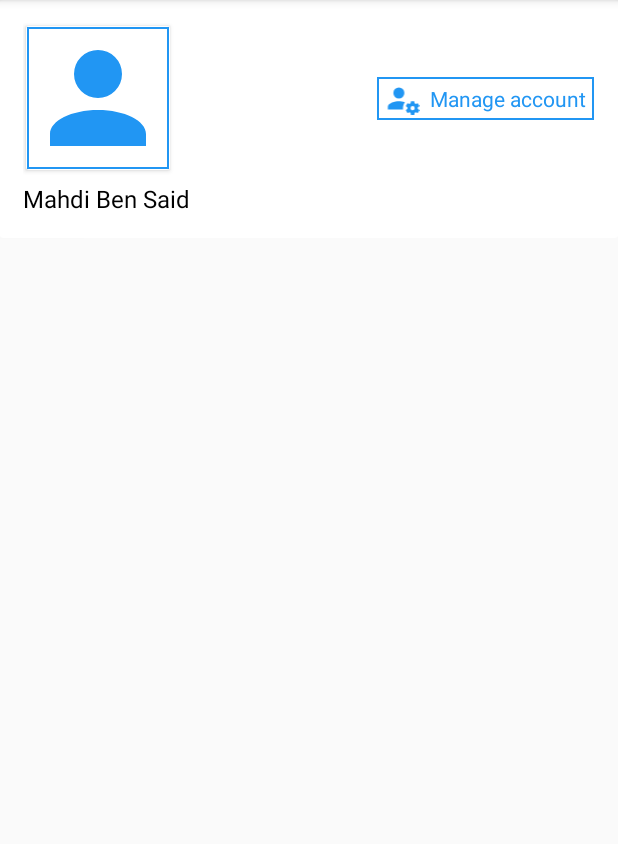
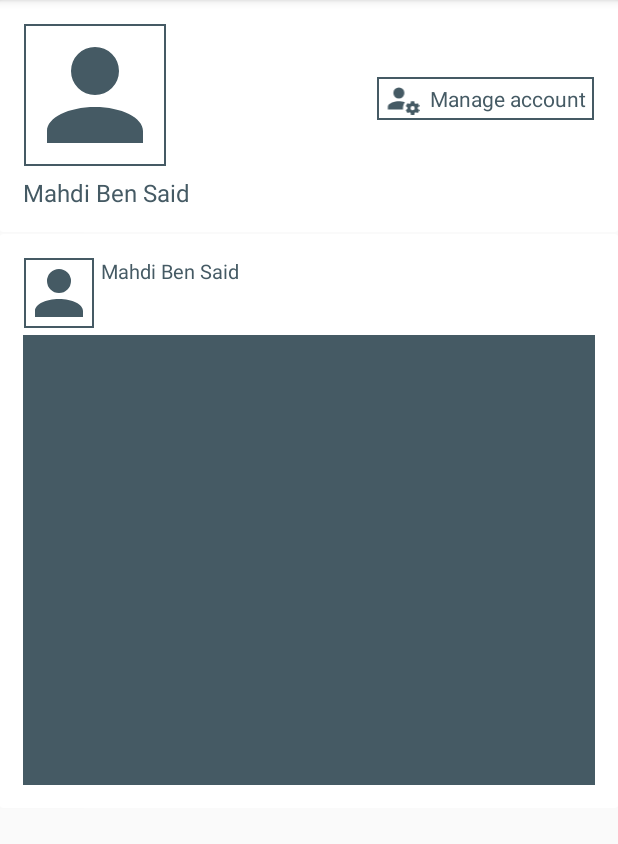
Before and after one commit to projectacuity/projectacuity, an Android app: the fragment ProfileFragment shown on its own in the app's theme, on a phone screen of 412 x 824 dp, the part 84-928 px from its top. Run offline under Robolectric (Android 15) with nearby library versions, the phone set to English and light mode, and no system bars.

Commit message:
some changes

```diff
--- a/app/src/main/res/drawable/account_default.xml
+++ b/app/src/main/res/drawable/account_default.xml
@@ -4,5 +4,5 @@
     android:width="96dp"
     android:viewportWidth="24"
     android:viewportHeight="24">
-    <path android:fillColor="#2196F3" android:pathData="M12,4A4,4 0 0,1 16,8A4,4 0 0,1 12,12A4,4 0 0,1 8,8A4,4 0 0,1 12,4M12,14C16.42,14 20,15.79 20,18V20H4V18C4,15.79 7.58,14 12,14Z" />
+    <path android:fillColor="@color/colorGray" android:pathData="M12,4A4,4 0 0,1 16,8A4,4 0 0,1 12,12A4,4 0 0,1 8,8A4,4 0 0,1 12,4M12,14C16.42,14 20,15.79 20,18V20H4V18C4,15.79 7.58,14 12,14Z" />
 </vector>
--- a/app/src/main/res/drawable/container.xml
+++ b/app/src/main/res/drawable/container.xml
@@ -8,7 +8,7 @@
         <shape android:shape="rectangle" >
             <stroke
                 android:width="1dp"
-                android:color="@color/colorPrimary" />
+                android:color="@color/colorGray" />
         </shape>
     </item>
 
--- /dev/null
+++ b/app/src/main/res/drawable/follow.xml
@@ -0,0 +1,9 @@
+<vector xmlns:android="http://schemas.android.com/apk/res/android"
+        android:width="24dp"
+        android:height="24dp"
+        android:viewportWidth="24.0"
+        android:viewportHeight="24.0">
+    <path
+        android:fillColor="@color/colorGray"
+        android:pathData="M12,17.27L18.18,21l-1.64,-7.03L22,9.24l-7.19,-0.61L12,2 9.19,8.63 2,9.24l5.46,4.73L5.82,21z"/>
+</vector>
--- a/app/src/main/res/drawable/manage_account.xml
+++ b/app/src/main/res/drawable/manage_account.xml
@@ -3,5 +3,5 @@
     android:width="24dp"
     android:viewportWidth="24"
     android:viewportHeight="24">
-    <path android:fillColor="#2196F3" android:pathData="M9,4A4,4 0 0,0 5,8A4,4 0 0,0 9,12A4,4 0 0,0 13,8A4,4 0 0,0 9,4M9,14C6.33,14 1,15.33 1,18V20H12.08C12.03,19.67 12,19.34 12,19C12,17.5 12.5,16 13.41,14.8C11.88,14.28 10.18,14 9,14M18,14C17.87,14 17.76,14.09 17.74,14.21L17.55,15.53C17.25,15.66 16.96,15.82 16.7,16L15.46,15.5C15.35,15.5 15.22,15.5 15.15,15.63L14.15,17.36C14.09,17.47 14.11,17.6 14.21,17.68L15.27,18.5C15.25,18.67 15.24,18.83 15.24,19C15.24,19.17 15.25,19.33 15.27,19.5L14.21,20.32C14.12,20.4 14.09,20.53 14.15,20.64L15.15,22.37C15.21,22.5 15.34,22.5 15.46,22.5L16.7,22C16.96,22.18 17.24,22.35 17.55,22.47L17.74,23.79C17.76,23.91 17.86,24 18,24H20C20.11,24 20.22,23.91 20.24,23.79L20.43,22.47C20.73,22.34 21,22.18 21.27,22L22.5,22.5C22.63,22.5 22.76,22.5 22.83,22.37L23.83,20.64C23.89,20.53 23.86,20.4 23.77,20.32L22.7,19.5C22.72,19.33 22.74,19.17 22.74,19C22.74,18.83 22.73,18.67 22.7,18.5L23.76,17.68C23.85,17.6 23.88,17.47 23.82,17.36L22.82,15.63C22.76,15.5 22.63,15.5 22.5,15.5L21.27,16C21,15.82 20.73,15.65 20.42,15.53L20.23,14.21C20.22,14.09 20.11,14 20,14M19,17.5A1.5,1.5 0 0,1 20.5,19A1.5,1.5 0 0,1 19,20.5C18.16,20.5 17.5,19.83 17.5,19A1.5,1.5 0 0,1 19,17.5Z" />
+    <path android:fillColor="@color/colorGray" android:pathData="M9,4A4,4 0 0,0 5,8A4,4 0 0,0 9,12A4,4 0 0,0 13,8A4,4 0 0,0 9,4M9,14C6.33,14 1,15.33 1,18V20H12.08C12.03,19.67 12,19.34 12,19C12,17.5 12.5,16 13.41,14.8C11.88,14.28 10.18,14 9,14M18,14C17.87,14 17.76,14.09 17.74,14.21L17.55,15.53C17.25,15.66 16.96,15.82 16.7,16L15.46,15.5C15.35,15.5 15.22,15.5 15.15,15.63L14.15,17.36C14.09,17.47 14.11,17.6 14.21,17.68L15.27,18.5C15.25,18.67 15.24,18.83 15.24,19C15.24,19.17 15.25,19.33 15.27,19.5L14.21,20.32C14.12,20.4 14.09,20.53 14.15,20.64L15.15,22.37C15.21,22.5 15.34,22.5 15.46,22.5L16.7,22C16.96,22.18 17.24,22.35 17.55,22.47L17.74,23.79C17.76,23.91 17.86,24 18,24H20C20.11,24 20.22,23.91 20.24,23.79L20.43,22.47C20.73,22.34 21,22.18 21.27,22L22.5,22.5C22.63,22.5 22.76,22.5 22.83,22.37L23.83,20.64C23.89,20.53 23.86,20.4 23.77,20.32L22.7,19.5C22.72,19.33 22.74,19.17 22.74,19C22.74,18.83 22.73,18.67 22.7,18.5L23.76,17.68C23.85,17.6 23.88,17.47 23.82,17.36L22.82,15.63C22.76,15.5 22.63,15.5 22.5,15.5L21.27,16C21,15.82 20.73,15.65 20.42,15.53L20.23,14.21C20.22,14.09 20.11,14 20,14M19,17.5A1.5,1.5 0 0,1 20.5,19A1.5,1.5 0 0,1 19,20.5C18.16,20.5 17.5,19.83 17.5,19A1.5,1.5 0 0,1 19,17.5Z" />
 </vector>
--- a/app/src/main/res/layout/fragment_profile.xml
+++ b/app/src/main/res/layout/fragment_profile.xml
@@ -5,86 +5,16 @@
     xmlns:app="http://schemas.android.com/apk/res-auto"
     tools:context="com.example.mahdi.acuity.ProfileFragment">
 
+    <ScrollView
+        android:layout_width="match_parent"
+        android:layout_height="wrap_content">
     <LinearLayout
         android:layout_width="match_parent"
         android:layout_height="wrap_content"
         android:orientation="vertical">
+        <include layout="@layout/profile_header"></include>
 
-        <android.support.v7.widget.CardView
-            android:layout_width="match_parent"
-            android:layout_height="wrap_content"
-            app:cardElevation="1dp"
-            android:layout_marginBottom="1dp"
-            android:layout_gravity="center">
-            <LinearLayout
-                android:layout_width="match_parent"
-                android:layout_height="wrap_content"
-                android:orientation="horizontal"
-                android:padding="15dp"
-                >
-        <LinearLayout
-            android:layout_width="wrap_content"
-            android:layout_height="wrap_content"
-            android:orientation="vertical">
-
-            <android.support.v7.widget.CardView
-                android:layout_width="96dp"
-                android:layout_height="96dp"
-                android:elevation="2dp"
-                android:layout_margin="2dp"
-                android:id="@+id/view2"
-                android:layout_centerHorizontal="true"
-                android:innerRadius="0dp"
-                android:shape="rectangle">
-            <LinearLayout
-                android:layout_width="wrap_content"
-                android:layout_height="wrap_content"
-                android:background="@drawable/container">
-                <ImageView
-                    android:layout_width="wrap_content"
-                    android:layout_height="wrap_content"
-                    android:src="@drawable/account_default"/>
-            </LinearLayout>
-            </android.support.v7.widget.CardView>
-            <TextView
-                android:layout_marginTop="6dp"
-                android:layout_width="wrap_content"
-                android:layout_height="wrap_content"
-                android:layout_gravity="center"
-                android:text="Mahdi Ben Said"
-                android:textColor="@android:color/black"
-                android:textSize="16dp" />
-        </LinearLayout>
-                <LinearLayout
-                    android:layout_width="match_parent"
-                    android:layout_height="wrap_content"
-                    android:orientation="horizontal"
-                    android:layout_marginTop="35dp"
-                    android:gravity="right">
-                        <LinearLayout
-                            android:layout_width="wrap_content"
-                            android:layout_height="30dp"
-                            android:background="@drawable/container"
-                            android:paddingRight="6dp"
-                            android:paddingLeft="6dp"
-                            android:paddingTop="4dp"
-                            android:paddingBottom="4dp">
-                    <ImageView
-                        android:layout_width="wrap_content"
-                        android:layout_height="wrap_content"
-                        android:src="@drawable/manage_account"
-                        android:layout_marginRight="6dp"/>
-                        <TextView
-                            android:layout_width="wrap_content"
-                            android:layout_height="wrap_content"
-                            android:text="Manage account"
-                            android:layout_gravity="center"
-                            android:textColor="@color/colorPrimary"/>
-                        </LinearLayout>
-                </LinearLayout>
-            </LinearLayout>
-
-        </android.support.v7.widget.CardView>
+                <include layout="@layout/post_tempalate"></include>
     </LinearLayout>
-
+        </ScrollView>
 </FrameLayout>
--- /dev/null
+++ b/app/src/main/res/layout/post_tempalate.xml
@@ -0,0 +1,51 @@
+<?xml version="1.0" encoding="utf-8"?>
+<LinearLayout xmlns:android="http://schemas.android.com/apk/res/android"
+    xmlns:app="http://schemas.android.com/apk/res-auto"
+    android:layout_width="match_parent"
+    android:layout_height="match_parent">
+
+    <android.support.v7.widget.CardView
+        android:layout_width="match_parent"
+        android:layout_height="wrap_content"
+        app:cardElevation="1dp"
+        android:layout_marginBottom="1dp">
+        <LinearLayout
+            android:layout_width="match_parent"
+            android:layout_height="wrap_content"
+            android:orientation="horizontal"
+            android:padding="15dp">
+            <RelativeLayout
+                android:layout_width="match_parent"
+                android:layout_height="match_parent">
+                <LinearLayout
+                    android:id="@+id/post_template"
+                    android:layout_width="wrap_content"
+                    android:layout_height="wrap_content"
+                    android:background="@drawable/container">
+                    <ImageView
+                        android:layout_width="48dp"
+                        android:layout_height="48dp"
+                        android:src="@drawable/account_default"/>
+                </LinearLayout>
+                <TextView
+                    android:layout_width="wrap_content"
+                    android:layout_height="wrap_content"
+                    android:layout_toRightOf="@+id/post_template"
+                    android:text="Mahdi Ben Said"
+                    android:textColor="@color/colorGray"
+                    android:textSize="13dp"
+                    android:layout_marginLeft="4dp"/>
+                <LinearLayout
+                    android:layout_marginTop="4dp"
+                    android:layout_below="@+id/post_template"
+                    android:layout_width="match_parent"
+                    android:layout_height="wrap_content">
+                    <ImageView
+                        android:layout_width="match_parent"
+                        android:layout_height="300dp"
+                        android:src="@color/colorGray"/>
+                </LinearLayout>
+            </RelativeLayout>
+        </LinearLayout>
+    </android.support.v7.widget.CardView>
+    </LinearLayout>
--- /dev/null
+++ b/app/src/main/res/layout/profile_header.xml
@@ -0,0 +1,97 @@
+<?xml version="1.0" encoding="utf-8"?>
+<LinearLayout xmlns:android="http://schemas.android.com/apk/res/android"
+    xmlns:app="http://schemas.android.com/apk/res-auto"
+    android:layout_width="match_parent"
+    android:layout_height="match_parent"
+    >
+    <android.support.v7.widget.CardView
+        android:layout_width="match_parent"
+        android:layout_height="wrap_content"
+        app:cardElevation="1dp"
+        android:layout_marginBottom="1dp">
+        <LinearLayout
+            android:layout_width="match_parent"
+            android:layout_height="wrap_content"
+            android:orientation="horizontal"
+            android:padding="15dp"
+            >
+            <RelativeLayout
+                android:layout_width="wrap_content"
+                android:layout_height="wrap_content">
+                <LinearLayout
+                    android:id="@+id/profile_template"
+                    android:layout_width="wrap_content"
+                    android:layout_height="wrap_content"
+                    android:background="@drawable/container">
+                    <ImageView
+
+                        android:layout_width="wrap_content"
+                        android:layout_height="wrap_content"
+                        android:src="@drawable/account_default"/>
+                </LinearLayout>
+                <TextView
+                    android:layout_marginTop="6dp"
+                    android:layout_width="wrap_content"
+                    android:layout_height="wrap_content"
+                    android:layout_below="@+id/profile_template"
+                    android:text="Mahdi Ben Said"
+                    android:textColor="@color/colorGray"
+                    android:textSize="16dp" />
+            </RelativeLayout>
+            <LinearLayout
+                android:layout_width="match_parent"
+                android:layout_height="wrap_content"
+                android:orientation="vertical"
+                android:gravity="right">
+                <LinearLayout
+                    android:layout_width="wrap_content"
+                    android:layout_height="30dp"
+                    android:background="@drawable/container"
+                    android:paddingRight="6dp"
+                    android:paddingLeft="6dp"
+                    android:paddingTop="4dp"
+                    android:paddingBottom="4dp"
+                    android:layout_marginTop="35dp"
+                    >
+                    <ImageView
+                        android:layout_width="wrap_content"
+                        android:layout_height="wrap_content"
+                        android:src="@drawable/manage_account"
+                        android:layout_marginRight="6dp"/>
+                    <TextView
+                        android:layout_width="wrap_content"
+                        android:layout_height="wrap_content"
+                        android:text="Manage account"
+                        android:layout_gravity="center"
+                        android:textColor="@color/colorGray"/>
+                </LinearLayout>
+                <LinearLayout
+                    android:layout_width="wrap_content"
+                    android:layout_height="30dp"
+                    android:background="@drawable/container"
+                    android:paddingRight="6dp"
+                    android:paddingLeft="6dp"
+                    android:paddingTop="4dp"
+                    android:paddingBottom="4dp"
+                    android:layout_marginTop="-30dp"
+                    android:visibility="invisible"
+                    >
+                    <ImageView
+                        android:layout_width="wrap_content"
+                        android:layout_height="wrap_content"
+                        android:src="@drawable/follow"
+                        android:layout_marginRight="6dp"/>
+                    <TextView
+                        android:layout_width="wrap_content"
+                        android:layout_height="wrap_content"
+                        android:text="Follow"
+                        android:layout_gravity="center"
+                        android:textColor="@color/colorGray"
+                        />
+                </LinearLayout>
+
+            </LinearLayout>
+
+        </LinearLayout>
+    </android.support.v7.widget.CardView>
+    </LinearLayout>
```
Also changed, not shown: 2 other files.
